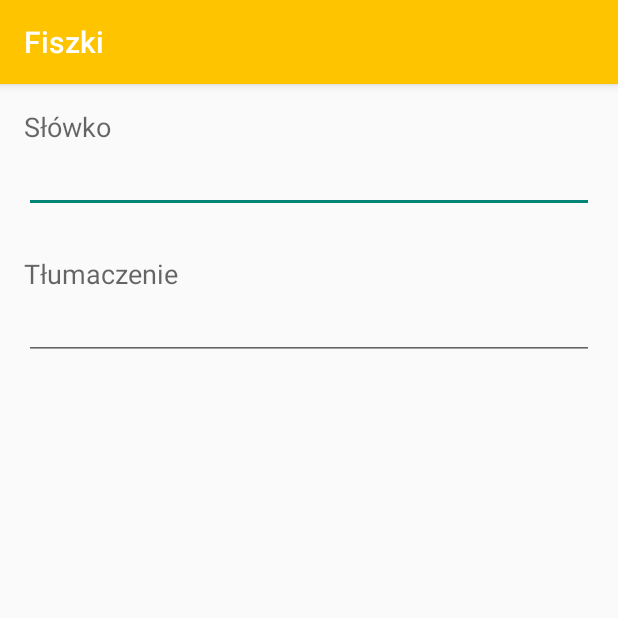
After one commit to rstnewbies/Fiszki, an Android app: the Add_Word screen opened directly, with no data from a screen before it, on a phone screen of 412 x 824 dp, the top half of it. The commit adds this screen. Run offline under Robolectric (Android 15) with nearby library versions, the phone set to English and light mode, and no system bars.

Commit message:
Add_Word screen added, button now is working

```diff
--- a/app/src/main/AndroidManifest.xml
+++ b/app/src/main/AndroidManifest.xml
@@ -12,9 +12,11 @@
             android:label="@string/app_name" >
             <intent-filter>
                 <action android:name="android.intent.action.MAIN" />
-
                 <category android:name="android.intent.category.LAUNCHER" />
+                <action android:name="eu.qm.fiszki.intent.action.Add_Word"/>
             </intent-filter>
+        </activity>
+        <activity android:name=".Add_Word" >
         </activity>
     </application>
 
--- /dev/null
+++ b/app/src/main/java/eu/qm/fiszki/Add_Word.java
@@ -0,0 +1,13 @@
+package eu.qm.fiszki;
+
+import android.support.v7.app.AppCompatActivity;
+import android.os.Bundle;
+
+public class Add_Word extends AppCompatActivity {
+
+    @Override
+    protected void onCreate(Bundle savedInstanceState) {
+        super.onCreate(savedInstanceState);
+        setContentView(R.layout.activity_add__word);
+    }
+}
--- /dev/null
+++ b/app/src/main/res/layout/activity_add__word.xml
@@ -0,0 +1,45 @@
+<?xml version="1.0" encoding="utf-8"?>
+<RelativeLayout xmlns:android="http://schemas.android.com/apk/res/android"
+    xmlns:tools="http://schemas.android.com/tools" android:layout_width="match_parent"
+    android:layout_height="match_parent" android:paddingLeft="@dimen/activity_horizontal_margin"
+    android:paddingRight="@dimen/activity_horizontal_margin"
+    android:paddingTop="@dimen/activity_vertical_margin"
+    android:paddingBottom="@dimen/activity_vertical_margin" tools:context="eu.qm.fiszki.Add_Word">
+
+    <TextView
+        android:layout_width="wrap_content"
+        android:layout_height="wrap_content"
+        android:textAppearance="?android:attr/textAppearanceMedium"
+        android:text="Słówko"
+        android:id="@+id/textView"
+        android:layout_alignParentTop="true"
+        android:layout_alignParentLeft="true"
+        android:layout_alignParentStart="true" />
+
+    <EditText
+        android:layout_width="match_parent"
+        android:layout_height="wrap_content"
+        android:id="@+id/editText"
+        android:layout_below="@+id/textView"
+        android:layout_alignParentLeft="true"
+        android:layout_alignParentStart="true" />
+
+    <TextView
+        android:layout_width="wrap_content"
+        android:layout_height="wrap_content"
+        android:textAppearance="?android:attr/textAppearanceMedium"
+        android:text="Tłumaczenie"
+        android:id="@+id/textView2"
+        android:layout_below="@+id/editText"
+        android:layout_alignParentLeft="true"
+        android:layout_alignParentStart="true"
+        android:layout_marginTop="28dp" />
+
+    <EditText
+        android:layout_width="match_parent"
+        android:layout_height="wrap_content"
+        android:id="@+id/editText2"
+        android:layout_below="@+id/textView2"
+        android:layout_alignParentLeft="true"
+        android:layout_alignParentStart="true" />
+</RelativeLayout>
--- /dev/null
+++ b/app/src/main/res/values/colors.xml
@@ -0,0 +1,5 @@
+<?xml version="1.0" encoding="utf-8"?>
+<resources>
+    <color name="ColorPrimary">#FFC400</color>
+    <color name="ColorPrimaryDark">#FFAB00</color>
+</resources>
--- a/app/src/main/res/values/styles.xml
+++ b/app/src/main/res/values/styles.xml
@@ -1,8 +1,9 @@
-<resources>
+<resources xmlns:tools="http://schemas.android.com/tools" xmlns:android="http://schemas.android.com/apk/res/android">
 
     <!-- Base application theme. -->
     <style name="AppTheme" parent="Theme.AppCompat.Light.DarkActionBar">
-        <!-- Customize your theme here. -->
+        <item name="colorPrimary">@color/ColorPrimary</item>
+        <item name="colorPrimaryDark">@color/ColorPrimaryDark</item>
     </style>
 
 </resources>
```
Also changed, not shown: app/src/main/java/eu/qm/fiszki/MainActivity.java (+18 -0 lines), app/src/main/res/drawable/circle.xml (added, +120 -0 lines), app/src/main/res/layout/activity_main.xml (+26 -7 lines), app/src/main/res/drawable/ic_action.png (added), app/src/main/res/drawable/ic_action/drawable-hdpi/ic_action.png (added), app/src/main/res/drawable/ic_action/drawable-ldpi/ic_action.png (added), app/src/main/res/drawable/ic_action/drawable-mdpi/ic_action.png (added), app/src/main/res/drawable/ic_action/drawable-xhdpi/ic_action.png (added), app/src/main/res/drawable/ic_action/drawable-xxhdpi/ic_action.png (added), app/src/main/res/drawable/ic_add_black_18dp.png (added), 2 other files.
